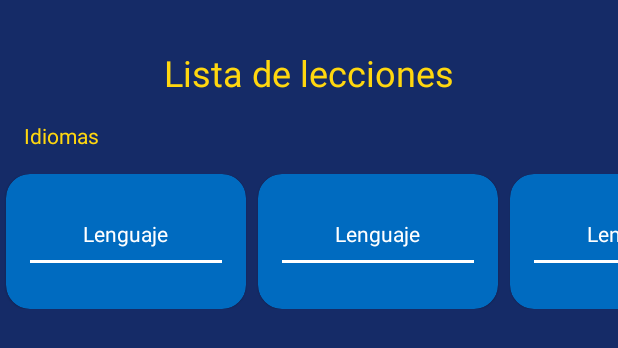
After one commit to Ridley7/HiberusAndroid, an Android app: the layout activity_lesson.xml on its own in the app's theme, with its tools: preview values and no code run, on a phone screen of 412 x 824 dp. The commit adds this screen. Shown: the top 348 px of the screen. Run offline under Robolectric (Android 15) with nearby library versions, the phone set to English and light mode, and no system bars.

Commit message:
Lista con lenguajes terminada

```diff
--- a/app/src/main/AndroidManifest.xml
+++ b/app/src/main/AndroidManifest.xml
@@ -12,6 +12,9 @@
         android:supportsRtl="true"
         android:theme="@style/Theme.HeroesYHeroinas"
         tools:targetApi="31">
+        <activity
+            android:name=".lessonapp.LessonActivity"
+            android:exported="false" />
         <activity
             android:name=".helloapp.GreetingActivity"
             android:exported="false" />
--- a/app/src/main/java/com/jalper/heroesyheroinas/MainActivity.kt
+++ b/app/src/main/java/com/jalper/heroesyheroinas/MainActivity.kt
@@ -5,6 +5,7 @@ import androidx.appcompat.app.AppCompatActivity
 import android.os.Bundle
 import com.jalper.heroesyheroinas.databinding.ActivityMainBinding
 import com.jalper.heroesyheroinas.helloapp.HelloActivity
+import com.jalper.heroesyheroinas.lessonapp.LessonActivity
 
 class MainActivity : AppCompatActivity() {
 
@@ -23,5 +24,9 @@ class MainActivity : AppCompatActivity() {
         binding.btnMenuHelloButton.setOnClickListener{
             startActivity(Intent(this, HelloActivity::class.java))
         }
+
+        binding.btnMenuLessonButton.setOnClickListener{
+            startActivity(Intent(this, LessonActivity::class.java))
+        }
     }
 }
--- /dev/null
+++ b/app/src/main/res/layout/activity_lesson.xml
@@ -0,0 +1,49 @@
+<?xml version="1.0" encoding="utf-8"?>
+<androidx.constraintlayout.widget.ConstraintLayout xmlns:android="http://schemas.android.com/apk/res/android"
+    xmlns:app="http://schemas.android.com/apk/res-auto"
+    xmlns:tools="http://schemas.android.com/tools"
+    android:layout_width="match_parent"
+    android:layout_height="match_parent"
+    android:background="@color/lesson_background"
+    tools:context=".lessonapp.LessonActivity">
+
+    <androidx.appcompat.widget.AppCompatTextView
+        android:id="@+id/tv_lesson_title"
+        style="@style/Text.Title.Yellow"
+        android:layout_width="wrap_content"
+        android:layout_height="wrap_content"
+        android:layout_marginTop="@dimen/vertical_large_margin"
+        android:text="@string/lesson_title_label"
+        app:layout_constraintTop_toTopOf="parent"
+        app:layout_constraintStart_toStartOf="parent"
+        app:layout_constraintEnd_toEndOf="parent"
+        />
+
+    <androidx.appcompat.widget.AppCompatTextView
+        android:id="@+id/tv_lesson_languages_label"
+        android:layout_width="wrap_content"
+        android:layout_height="wrap_content"
+        android:layout_marginStart="@dimen/horizontal_margin"
+        android:layout_marginTop="@dimen/vertical_margin"
+        android:text="@string/language"
+        android:textColor="@color/yellow_buttercup"
+        app:layout_constraintTop_toBottomOf="@id/tv_lesson_title"
+        app:layout_constraintStart_toStartOf="@id/rv_lesson_languages"
+        />
+
+    <androidx.recyclerview.widget.RecyclerView
+        android:id="@+id/rv_lesson_languages"
+        android:layout_width="match_parent"
+        android:layout_height="wrap_content"
+        android:layout_marginTop="@dimen/vertical_margin"
+        android:orientation="horizontal"
+        app:layout_constraintStart_toStartOf="@+id/tv_lesson_languages_label"
+        app:layout_constraintEnd_toEndOf="parent"
+        app:layout_constraintTop_toBottomOf="@id/tv_lesson_languages_label"
+        app:layoutManager="androidx.recyclerview.widget.LinearLayoutManager"
+        tools:listitem="@layout/item_language"
+        tools:itemCount="3"
+        />
+
+
+</androidx.constraintlayout.widget.ConstraintLayout>
--- /dev/null
+++ b/app/src/main/res/layout/item_language.xml
@@ -0,0 +1,36 @@
+<?xml version="1.0" encoding="utf-8"?>
+<androidx.cardview.widget.CardView xmlns:android="http://schemas.android.com/apk/res/android"
+    xmlns:app="http://schemas.android.com/apk/res-auto"
+    xmlns:tools="http://schemas.android.com/tools"
+    android:layout_width="@dimen/card_language_width"
+    android:layout_height="@dimen/card_language_height"
+    android:layout_marginEnd="@dimen/horizontal_tiny_margin"
+    android:layout_marginStart="@dimen/horizontal_tiny_margin"
+    app:cardCornerRadius="@dimen/card_corner_radius"
+    app:cardElevation="1dp"
+    app:cardBackgroundColor="@color/lesson_card_background">
+
+    <androidx.appcompat.widget.LinearLayoutCompat
+        android:layout_width="match_parent"
+        android:layout_height="match_parent"
+        android:orientation="vertical"
+        android:gravity="center">
+
+        <TextView
+            android:id="@+id/tv_item_language_name"
+            android:layout_width="wrap_content"
+            android:layout_height="wrap_content"
+            android:textColor="@color/white"
+            android:layout_marginBottom="@dimen/vertical_small_margin"
+            tools:text="Lenguaje" />
+
+        <View
+            android:id="@+id/divider"
+            android:background="@color/white"
+            android:layout_width="match_parent"
+            android:layout_height="2dp"
+            android:layout_marginHorizontal="@dimen/horizontal_margin" />
+
+    </androidx.appcompat.widget.LinearLayoutCompat>
+
+</androidx.cardview.widget.CardView>
```
Also changed, not shown: app/src/main/java/com/jalper/heroesyheroinas/lessonapp/LanguagesAdapter.kt (added, +22 -0 lines), app/src/main/java/com/jalper/heroesyheroinas/lessonapp/LanguagesViewHolder.kt (added, +23 -0 lines), app/src/main/java/com/jalper/heroesyheroinas/lessonapp/LessonActivity.kt (added, +27 -0 lines), app/src/main/java/com/jalper/heroesyheroinas/lessonapp/model/Language.kt (added, +7 -0 lines).
